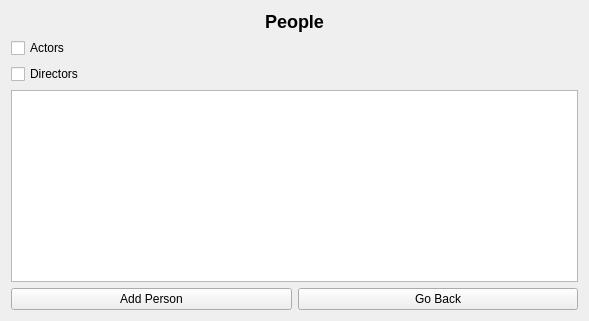
First picture: the form in FilmManager/peoplelistviewwidget.ui, repository Zachaly/Jipp_Projekt_ZS_NS, before the edit.
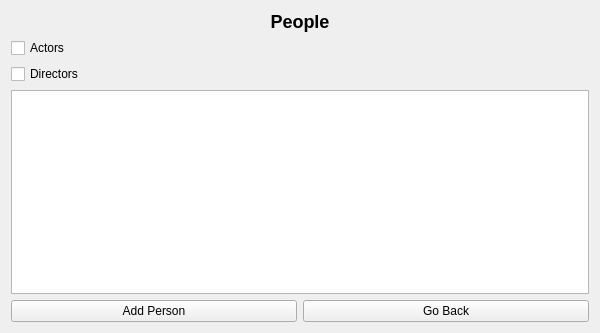
Second picture: the form after the edit.

Diff of the .ui file:
```diff
--- a/FilmManager/peoplelistviewwidget.ui
+++ b/FilmManager/peoplelistviewwidget.ui
@@ -6,8 +6,8 @@
    <rect>
     <x>0</x>
     <y>0</y>
-    <width>589</width>
-    <height>321</height>
+    <width>600</width>
+    <height>333</height>
    </rect>
   </property>
   <property name="windowTitle">
```
